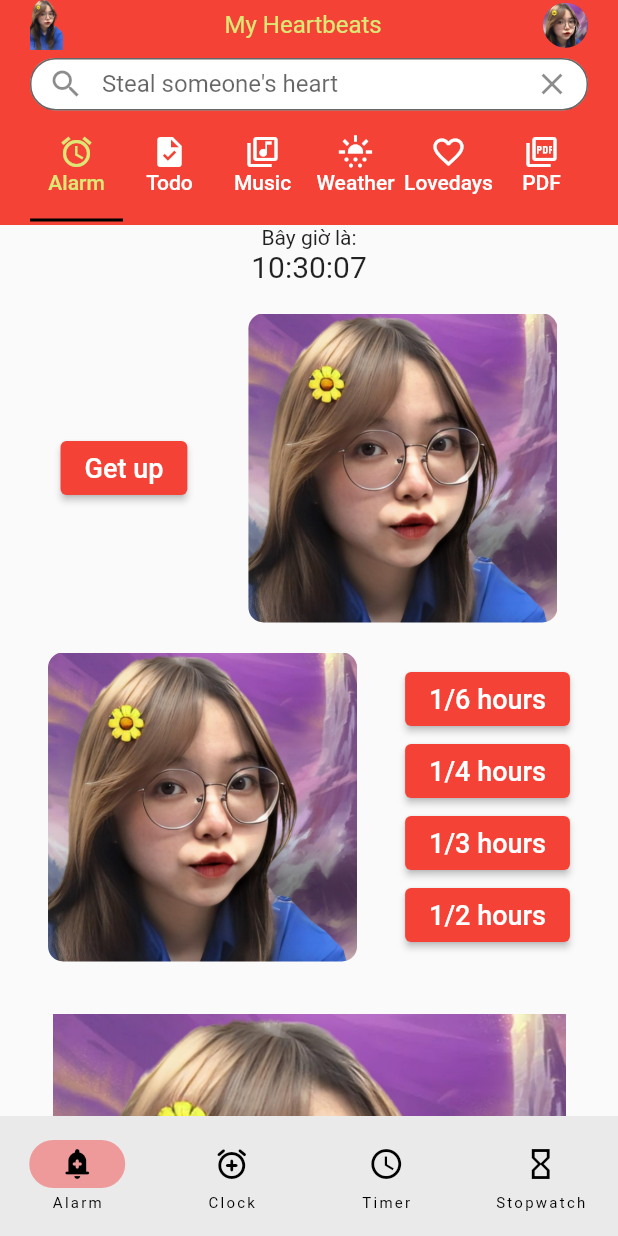
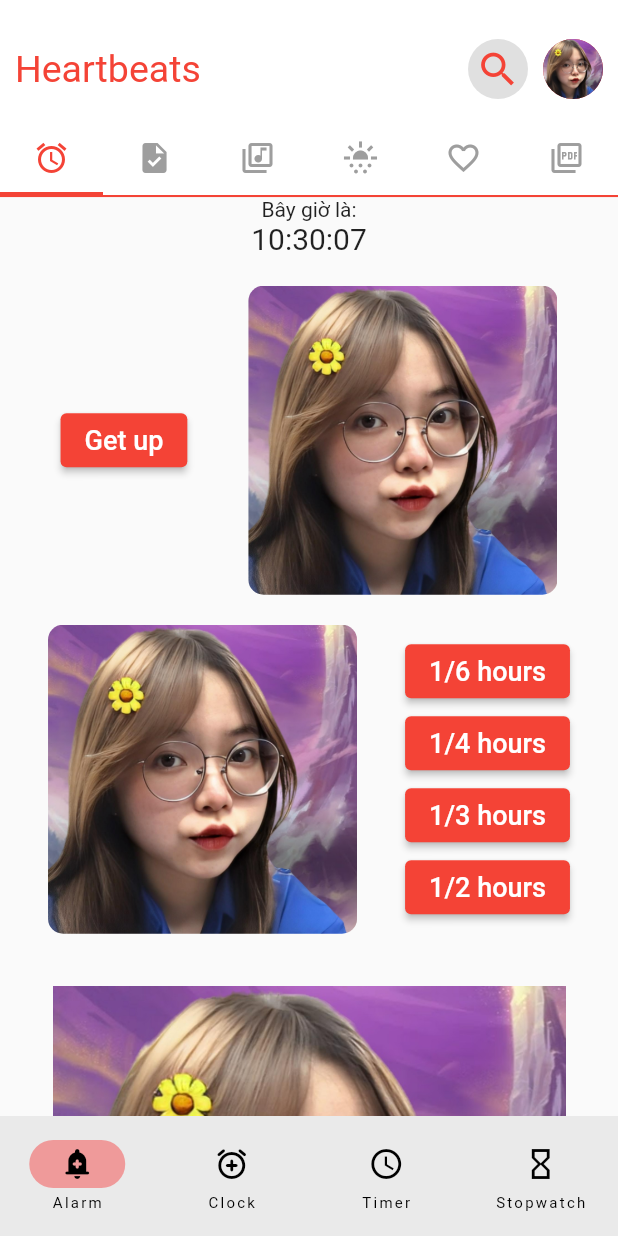
Before and after one commit to tungisdab/AlarmClock, a Flutter app: the screen it shows after launch, on a phone screen of 412 x 824 dp. Run offline on Flutter 3.47's test engine with Material 2 defaults, Android fonts, the phone set to English and light mode, and no system bars; our stand-ins replace dio, flutter_local_notifications, font_awesome_flutter, shared_preferences, sqflite, timezone; missing offline and left inert: flutter_pdfview; accounts and stored records are empty.

Commit message:
update ui

```diff
--- a/lib/main.dart
+++ b/lib/main.dart
@@ -5,6 +5,13 @@ import 'package:flutter/services.dart';
 void main() async {
   WidgetsFlutterBinding.ensureInitialized();
   runApp(MyApp());
+  SystemChrome.setEnabledSystemUIMode(
+    SystemUiMode.manual,
+    overlays: [
+      SystemUiOverlay.top,
+      SystemUiOverlay.bottom,
+    ]
+  );
 }
 
 class MyApp extends StatefulWidget {
@@ -18,8 +25,9 @@ class _MyAppState extends State<MyApp> {
 
   @override
   Widget build(BuildContext context) {
-    SystemChrome.setEnabledSystemUIMode(SystemUiMode.immersiveSticky);
+
     return MaterialApp(
+
       home: DefaultTabController(
         length: 6,
         child: Home(),
--- a/lib/page/alarm.dart
+++ b/lib/page/alarm.dart
@@ -211,6 +211,13 @@ class _AlarmState extends State<Alarm> with AutomaticKeepAliveClientMixin{
               fit: BoxFit.cover,
             )
           ),
+          Container(
+            margin: EdgeInsets.all(35),
+            child: Image.asset(
+              'assets/icon/icon.png',
+              fit: BoxFit.cover,
+            )
+          ),
         ],
       ),
     );
--- a/lib/page/home.dart
+++ b/lib/page/home.dart
@@ -43,40 +43,42 @@ class _HomeState extends State<Home> {
   Widget build(BuildContext context) {
     return Scaffold(
       appBar: _appBar(),
-      body: TabBarView(
+      body: Column(
+        children: [
+          Divider(
+            height: 1.5,
+            thickness: 1.5,
+            color: Colors.red,
+          ),
+          Expanded(
+            child: TabBarView(
               children: [
                 Alarm(),
                 // _tabBarViewItem(Icons.task, 'Todo List'),
                 Todo(),
                 _tabBarViewItem(Icons.my_library_music_outlined, 'Music'),
-          // _tabBarViewItem(Icons.sunny_snowing, 'Weather'),
                 Weather(),
-          // _tabBarViewItem(Icons.heart_broken, 'Lovedays'),
                 Lovedays(),
-          // _tabBarViewItem(Icons.picture_as_pdf_outlined, 'PDF'),
-          ReadPdf()
+                ReadPdf(),
+              ],
+            ),
+          ),
         ],
       ),
     );
   }
   PreferredSize _appBar() {
     return PreferredSize(
-      preferredSize: const Size.fromHeight(150),
+      preferredSize: const Size.fromHeight(130),
       child: Container(
-        margin: EdgeInsets.only(
-
-        ),
-        padding: const EdgeInsets.symmetric(horizontal: 20),
         decoration: _boxDecoration(),
-        child: SafeArea(
         child: Column(
+          mainAxisAlignment: MainAxisAlignment.spaceBetween,
           children: [
+            _space(),
             _topBar(),
-              const SizedBox(height: 5),
-              _searchBox(),
             _tabBar(),
           ],
-          ),
         ),
       ),
     );
@@ -89,7 +91,7 @@ class _HomeState extends State<Home> {
         top: Radius.circular(0),
       ),
       gradient: LinearGradient(
-        colors: [Colors.red, Colors.red],
+        colors: [Colors.white, Colors.white],
         begin: Alignment.topCenter,
         end: Alignment.bottomCenter,
       ),
@@ -97,24 +99,40 @@ class _HomeState extends State<Home> {
   }
 
   Widget _topBar() {
-    return Row(
+    return Padding(
+      padding: const EdgeInsets.symmetric(horizontal: 10),
+      child: Row(
+        crossAxisAlignment: CrossAxisAlignment.center,
+        mainAxisAlignment: MainAxisAlignment.spaceBetween,
         children: [
-        Image.asset(
-          'assets/images/ah4.png',
-          scale: 50,
-        ),
-        const Expanded(
-          child: Text(
-            'My Heartbeats',
-            textAlign: TextAlign.center,
-            style: TextStyle(color: Color.fromARGB(255, 220, 231, 117), fontSize: 16),
+          Text(
+            'Heartbeats',
+            style: TextStyle(
+              color: Colors.red,
+              fontSize: 25,
+              fontWeight: FontWeight.normal,
             ),
           ),
-        const CircleAvatar(
-          radius: 15,
+          Row(
+            children: [
+              CircleAvatar(
+                child: Icon(
+                  Icons.search_outlined,
+                  color: Colors.red,
+                  size: 30,
+                ),
+                backgroundColor: Colors.grey.shade300,
+              ),
+              Padding(
+                padding: const EdgeInsets.symmetric(horizontal: 5),
+              ),
+              CircleAvatar(
                 backgroundImage: AssetImage('assets/icon/icon.png'),
-        )
+              ),
             ],
+          ),
+        ],
+      ),
     );
   }
 
@@ -144,42 +162,44 @@ class _HomeState extends State<Home> {
     );
   }
 
+  Widget _space() {
+    return SizedBox(
+      height: 10,
+    );
+  }
+
   Widget _tabBar() {
     return TabBar(
       labelPadding: const EdgeInsets.all(0),
-      labelColor: Colors.lime.shade300,
-      indicatorColor: Colors.black,
-      unselectedLabelColor: Colors.white,
+      labelColor: Colors.red,
+      indicatorColor: Colors.red,
+      unselectedLabelColor: Colors.grey.shade500,
+
       tabs: const [
         Tab(
           iconMargin: EdgeInsets.all(0),
           icon: Icon(Icons.alarm),
-          text: 'Alarm',
+          // text: 'Alarm',
         ),
         Tab(
           iconMargin: EdgeInsets.all(0),
           icon: Icon(Icons.task),
-          text: 'Todo',
         ),
         Tab(
           iconMargin: EdgeInsets.all(0),
           icon: Icon(Icons.my_library_music_outlined),
-          text: 'Music',
         ),
         Tab(
           iconMargin: EdgeInsets.all(0),
           icon: Icon(Icons.sunny_snowing),
-          text: 'Weather',
         ),
         Tab(
           iconMargin: EdgeInsets.all(0),
           icon: Icon(Icons.favorite_border_outlined),
-          text: 'Lovedays',
         ),
         Tab(
           iconMargin: EdgeInsets.all(0),
           icon: Icon(Icons.picture_as_pdf_outlined),
-          text: 'PDF',
         ),
       ],
     );
```
Lines whose indentation alone changed are shown as unchanged.
